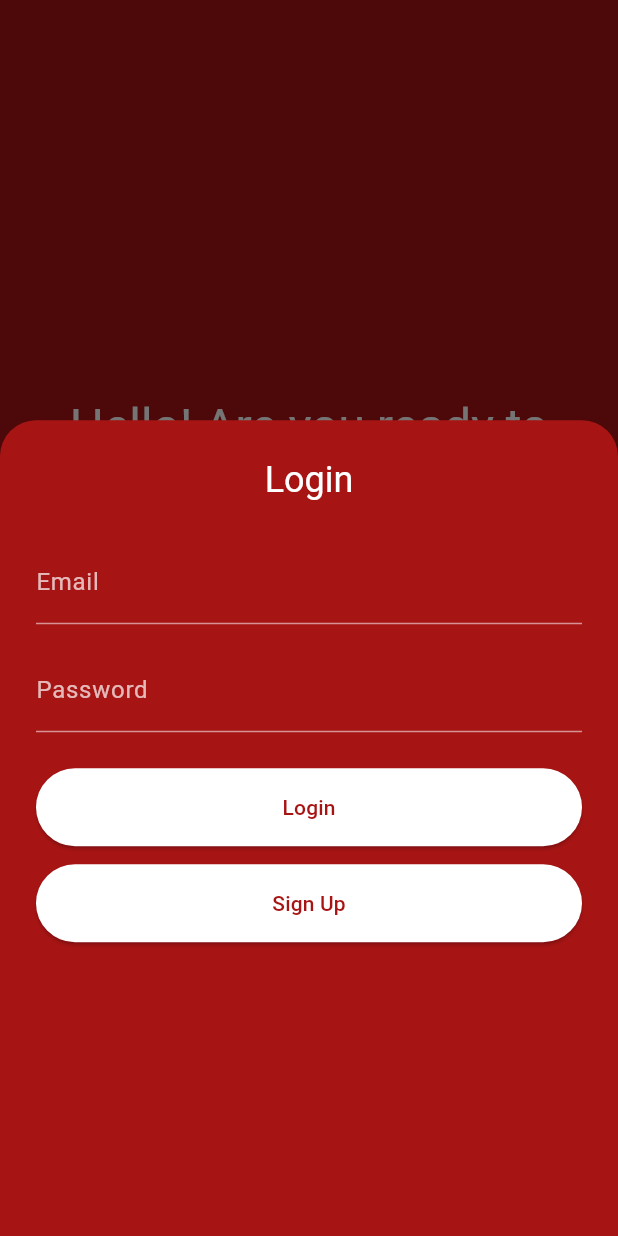
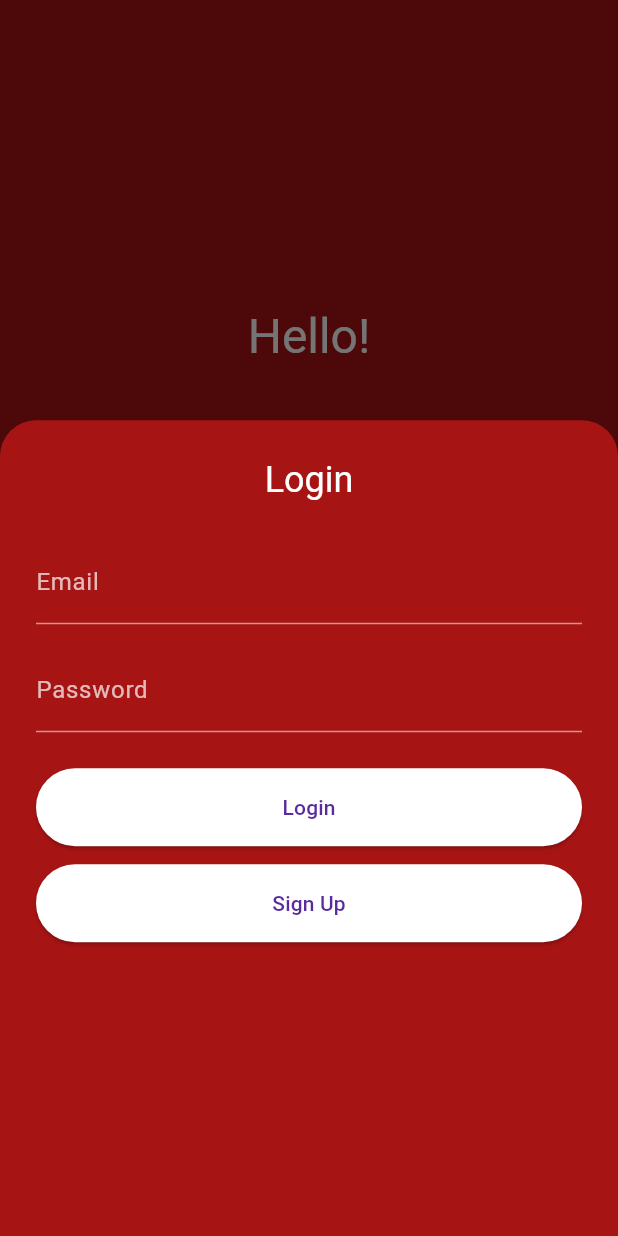
Before and after one commit to Diana-M0407/fitness_app, a Flutter app: the screen it shows after launch, after a tap on "Login", on a phone screen of 412 x 824 dp. Run offline on Flutter 3.47's test engine with Material 3 defaults, Android fonts, the phone set to English and light mode, and no system bars; our stand-ins replace cloud_firestore, firebase_auth, firebase_core, flutter_svg, shared_preferences; accounts and stored records are empty.

Commit message:
Created a LoginPage with a full screen view, styled buttons(elevated, textstyle...), and a dragable bottom sheet for email/password entry.2. Connected Firebase Authentication for sign-in, sign-up, and 'forgot password' for a persisting login state.

```diff
--- a/lib/pages/login_page.dart
+++ b/lib/pages/login_page.dart
@@ -164,7 +164,7 @@ class _LoginPageState extends State<LoginPage> {
                     ElevatedButton(
                       style: ElevatedButton.styleFrom(
                         backgroundColor: Colors.white,
-                        foregroundColor: Color(0xFFA71414),
+                        foregroundColor: const Color.fromARGB(255, 89, 44, 157),
                         padding: const EdgeInsets.symmetric(vertical: 16),
                       ),
                       onPressed: isLoading
@@ -219,17 +219,18 @@ class _LoginPageState extends State<LoginPage> {
                     ElevatedButton(
                       style: ElevatedButton.styleFrom(
                         backgroundColor: Colors.white,
-                        foregroundColor: Color(0xFFA71414),
+                        foregroundColor: const Color.fromARGB(255, 89, 44, 157),
                         padding: const EdgeInsets.symmetric(vertical: 16),
                       ),
                       onPressed: () {
-                        Navigator.pop(context); // close sheet
-                        Navigator.push(
-                          context,
+                        Navigator.of(context).pop; // close sheet
+                        Navigator.of(context).push(
+                          //context,
                           MaterialPageRoute(
-                              builder: (_) => const SignUpPage()),
+                              builder: (_) => const SignUpPage())
                         );
                       },
+                      //onPressed: _showLoginSheet, // <- call the bottom-sheet
                       child: const Text('Sign Up'),
                     ),
                   ],
@@ -241,6 +242,11 @@ class _LoginPageState extends State<LoginPage> {
       ),
     );
   }
+
+
+
+
+
 
   @override
   Widget build(BuildContext context) {
@@ -258,7 +264,7 @@ class _LoginPageState extends State<LoginPage> {
                 crossAxisAlignment: CrossAxisAlignment.stretch,
                 children: [
                   Text(
-                    "Hello! Are you ready to workout?",
+                    "Hello!\n\n\nAre you ready to workout?",
                     style: Theme.of(context)
                         .textTheme
                         .headlineLarge
```
